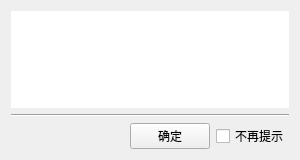
Before: the Qt Designer form ui_files/message.ui in feiyuhuahuo/HuaHuoLabel, drawn with Qt 5.
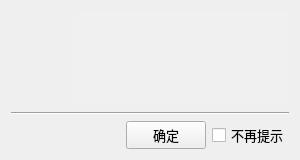
After: the same form once the commit is applied. Icons and pictures are not drawn.

Diff of the .ui file:
```diff
--- a/ui_files/message.ui
+++ b/ui_files/message.ui
@@ -17,13 +17,13 @@
    <iconset>
     <normaloff>../images/icon.ico</normaloff>../images/icon.ico</iconset>
   </property>
-  <layout class="QVBoxLayout" name="verticalLayout_2" stretch="3,1">
+  <layout class="QVBoxLayout" name="verticalLayout_2" stretch="10,1">
    <item>
     <layout class="QVBoxLayout" name="verticalLayout">
      <item>
-      <layout class="QHBoxLayout" name="horizontalLayout" stretch="0,0">
+      <layout class="QHBoxLayout" name="horizontalLayout" stretch="1,30">
        <property name="spacing">
-        <number>0</number>
+        <number>20</number>
        </property>
        <item>
         <widget class="QLabel" name="label">
@@ -35,18 +35,21 @@
          </property>
          <property name="minimumSize">
           <size>
-           <width>80</width>
-           <height>0</height>
+           <width>43</width>
+           <height>40</height>
           </size>
          </property>
          <property name="maximumSize">
           <size>
-           <width>16777215</width>
-           <height>16777215</height>
+           <width>43</width>
+           <height>40</height>
           </size>
          </property>
          <property name="styleSheet">
-          <string notr="true">background-color: rgb(255, 255, 255);</string>
+          <string notr="true"/>
+         </property>
+         <property name="frameShape">
+          <enum>QFrame::NoFrame</enum>
          </property>
          <property name="text">
           <string/>
@@ -65,14 +68,47 @@
        <item>
         <widget class="QTextBrowser" name="textBrowser">
          <property name="sizePolicy">
-          <sizepolicy hsizetype="Expanding" vsizetype="Expanding">
+          <sizepolicy hsizetype="Expanding" vsizetype="MinimumExpanding">
            <horstretch>0</horstretch>
            <verstretch>0</verstretch>
           </sizepolicy>
          </property>
+         <property name="font">
+          <font>
+           <pointsize>10</pointsize>
+          </font>
+         </property>
+         <property name="cursor" stdset="0">
+          <cursorShape>IBeamCursor</cursorShape>
+         </property>
+         <property name="styleSheet">
+          <string notr="true">background-color: rgb(240, 240, 240);</string>
+         </property>
          <property name="frameShape">
           <enum>QFrame::NoFrame</enum>
          </property>
+         <property name="frameShadow">
+          <enum>QFrame::Plain</enum>
+         </property>
+         <property name="verticalScrollBarPolicy">
+          <enum>Qt::ScrollBarAlwaysOff</enum>
+         </property>
+         <property name="horizontalScrollBarPolicy">
+          <enum>Qt::ScrollBarAlwaysOff</enum>
+         </property>
+         <property name="sizeAdjustPolicy">
+          <enum>QAbstractScrollArea::AdjustToContents</enum>
+         </property>
+         <property name="readOnly">
+          <bool>true</bool>
+         </property>
+         <property name="html">
+          <string>&lt;!DOCTYPE HTML PUBLIC &quot;-//W3C//DTD HTML 4.0//EN&quot; &quot;http://www.w3.org/TR/REC-html40/strict.dtd&quot;&gt;
+&lt;html&gt;&lt;head&gt;&lt;meta name=&quot;qrichtext&quot; content=&quot;1&quot; /&gt;&lt;meta charset=&quot;utf-8&quot; /&gt;&lt;style type=&quot;text/css&quot;&gt;
+p, li { white-space: pre-wrap; }
+&lt;/style&gt;&lt;/head&gt;&lt;body style=&quot; font-family:'微软雅黑'; font-size:10pt; font-weight:400; font-style:normal;&quot;&gt;
+&lt;p style=&quot;-qt-paragraph-type:empty; margin-top:0px; margin-bottom:0px; margin-left:0px; margin-right:0px; -qt-block-indent:0; text-indent:0px;&quot;&gt;&lt;br /&gt;&lt;/p&gt;&lt;/body&gt;&lt;/html&gt;</string>
+         </property>
         </widget>
        </item>
       </layout>
@@ -103,6 +139,11 @@
      </item>
      <item>
       <widget class="QPushButton" name="pushButton">
+       <property name="font">
+        <font>
+         <pointsize>10</pointsize>
+        </font>
+       </property>
        <property name="text">
         <string>确定</string>
        </property>
@@ -110,6 +151,11 @@
      </item>
      <item>
       <widget class="QCheckBox" name="checkBox">
+       <property name="font">
+        <font>
+         <pointsize>10</pointsize>
+        </font>
+       </property>
        <property name="text">
         <string>不再提示</string>
        </property>
```
Left out of the diff: 4 changed lines with no effect on the pictures.
